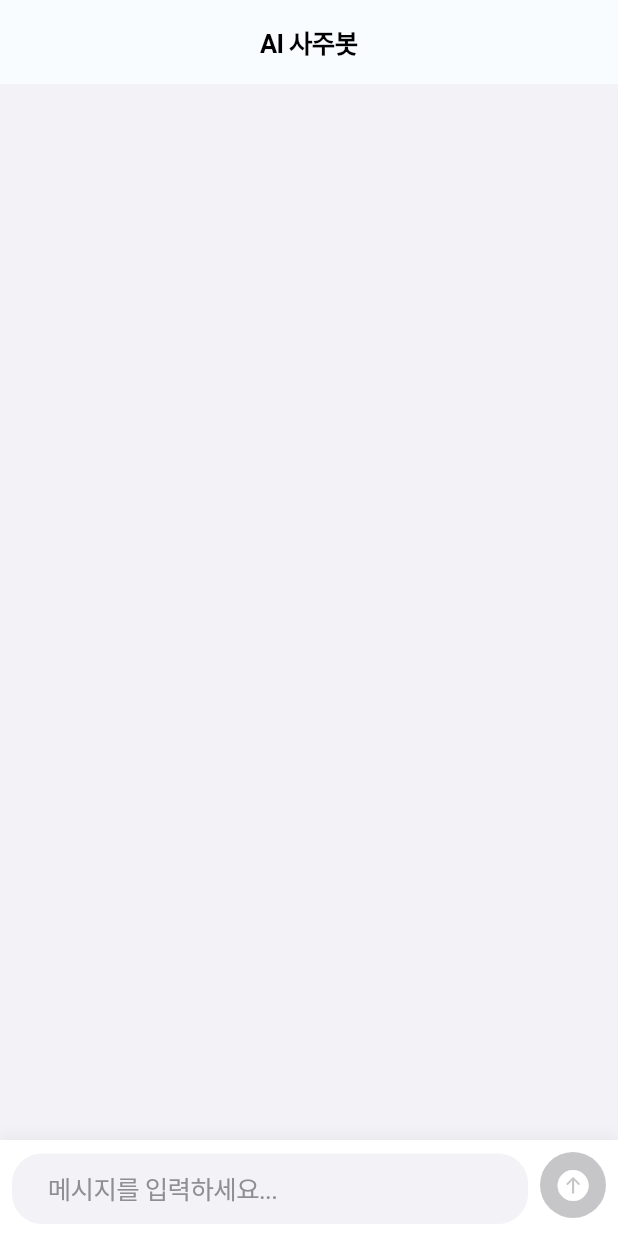
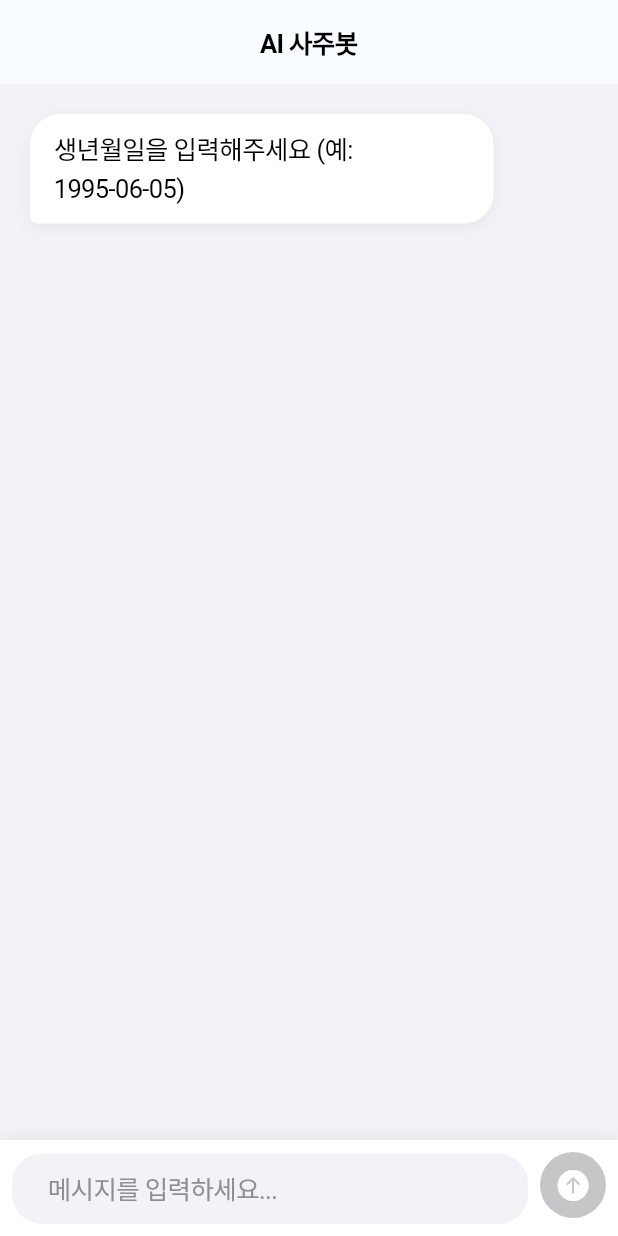
Before and after one commit to CobyApp/Saju, a Flutter app: the screen it shows after launch, on a phone screen of 412 x 824 dp. Run offline on Flutter 3.47's test engine with Material 3 defaults, Android fonts, the light colour scheme and no system bars.

Commit message:
[FEAT] 인코딩 수정

```diff
--- a/lib/viewmodels/chat_view_model.dart
+++ b/lib/viewmodels/chat_view_model.dart
@@ -1,9 +1,21 @@
 import 'package:flutter/foundation.dart';
+import 'package:uuid/uuid.dart';
 import '../models/chat_message.dart';
+import '../services/chat_service.dart';
 
 class ChatViewModel extends ChangeNotifier {
   final List<ChatMessage> _messages = [];
   List<ChatMessage> get messages => _messages;
+
+  late final ChatService _chatService;
+  bool _isLoading = false;
+  bool get isLoading => _isLoading;
+
+  ChatViewModel() {
+    _chatService = ChatService(sessionId: const Uuid().v4());
+    // 시작 메시지 추가
+    addBotMessage("생년월일을 입력해주세요 (예: 1995-06-05)");
+  }
 
   void addMessage(String message, bool isUser) {
     _messages.add(
@@ -15,4 +27,32 @@ class ChatViewModel extends ChangeNotifier {
     );
     notifyListeners();
   }
+
+  void addBotMessage(String message) {
+    addMessage(message, false);
+  }
+
+  Future<void> sendMessage(String message) async {
+    if (message.trim().isEmpty) return;
+
+    // 사용자 메시지 추가
+    addMessage(message, true);
+
+    try {
+      _isLoading = true;
+      notifyListeners();
+
+      // API 호출
+      final response = await _chatService.sendMessage(message);
+
+      // 봇 응답 추가
+      addBotMessage(response.reply);
+    } catch (e) {
+      addBotMessage("죄송합니다. 오류가 발생했습니다. 다시 시도해주세요.");
+      debugPrint('Error sending message: $e');
+    } finally {
+      _isLoading = false;
+      notifyListeners();
+    }
+  }
 }
--- a/lib/views/screens/chat_screen.dart
+++ b/lib/views/screens/chat_screen.dart
@@ -64,11 +64,11 @@ class _ChatScreenState extends State<ChatScreen> with TickerProviderStateMixin {
       // 키보드 숨기기
       FocusScope.of(context).unfocus();
 
-      // 메시지 전송
-      Provider.of<ChatViewModel>(context, listen: false).addMessage(message, true);
-
       // 입력창 초기화
       _messageController.clear();
+
+      // 메시지 전송
+      await context.read<ChatViewModel>().sendMessage(message);
 
       // 스크롤 애니메이션
       await Future.delayed(const Duration(milliseconds: 100));
@@ -94,7 +94,9 @@ class _ChatScreenState extends State<ChatScreen> with TickerProviderStateMixin {
                   color: AppTheme.backgroundColor,
                   child: Consumer<ChatViewModel>(
                     builder: (context, viewModel, child) {
-                      return ListView.builder(
+                      return Stack(
+                        children: [
+                          ListView.builder(
                             controller: _scrollController,
                             padding: EdgeInsets.only(
                               top: 16,
@@ -108,6 +110,46 @@ class _ChatScreenState extends State<ChatScreen> with TickerProviderStateMixin {
                                 message: viewModel.messages[index],
                               );
                             },
+                          ),
+                          if (viewModel.isLoading)
+                            Positioned(
+                              bottom: 20,
+                              left: 0,
+                              right: 0,
+                              child: Center(
+                                child: Container(
+                                  padding: const EdgeInsets.symmetric(
+                                    horizontal: 16,
+                                    vertical: 8,
+                                  ),
+                                  decoration: BoxDecoration(
+                                    color: Colors.black54,
+                                    borderRadius: BorderRadius.circular(20),
+                                  ),
+                                  child: const Row(
+                                    mainAxisSize: MainAxisSize.min,
+                                    children: [
+                                      SizedBox(
+                                        width: 20,
+                                        height: 20,
+                                        child: CupertinoActivityIndicator(
+                                          color: Colors.white,
+                                        ),
+                                      ),
+                                      SizedBox(width: 8),
+                                      Text(
+                                        '답변 생성 중...',
+                                        style: TextStyle(
+                                          color: Colors.white,
+                                          fontSize: 14,
+                                        ),
+                                      ),
+                                    ],
+                                  ),
+                                ),
+                              ),
+                            ),
+                        ],
                       );
                     },
                   ),
@@ -167,12 +209,14 @@ class _ChatScreenState extends State<ChatScreen> with TickerProviderStateMixin {
                           ),
                         ),
                         const SizedBox(width: 8),
-                        AnimatedContainer(
+                        Consumer<ChatViewModel>(
+                          builder: (context, viewModel, child) {
+                            return AnimatedContainer(
                               duration: const Duration(milliseconds: 200),
                               curve: Curves.easeInOut,
                               margin: const EdgeInsets.only(bottom: 4),
                               decoration: BoxDecoration(
-                            color: _isComposing
+                                color: _isComposing && !viewModel.isLoading
                                     ? AppTheme.primaryColor
                                     : AppTheme.secondaryTextColor.withOpacity(0.5),
                                 shape: BoxShape.circle,
@@ -181,19 +225,23 @@ class _ChatScreenState extends State<ChatScreen> with TickerProviderStateMixin {
                                 color: Colors.transparent,
                                 child: InkWell(
                                   borderRadius: BorderRadius.circular(20),
-                              onTap: _isComposing
+                                  onTap: (_isComposing && !viewModel.isLoading)
                                       ? () => _handleSendMessage(context)
                                       : null,
                                   child: Container(
                                     padding: const EdgeInsets.all(10),
                                     child: Icon(
-                                  CupertinoIcons.arrow_up_circle_fill,
+                                      viewModel.isLoading
+                                          ? CupertinoIcons.hourglass
+                                          : CupertinoIcons.arrow_up_circle_fill,
                                       color: Colors.white,
                                       size: 24,
                                     ),
                                   ),
                                 ),
                               ),
+                            );
+                          },
                         ),
                       ],
                     ),
```
Also changed, not shown: lib/models/chat_request.dart (added, +16 -0 lines), lib/models/chat_response.dart (added, +13 -0 lines), lib/services/chat_service.dart (added, +41 -0 lines), pubspec.yaml (+2 -7 lines), pubspec.lock. Lines whose indentation alone changed are shown as unchanged.
